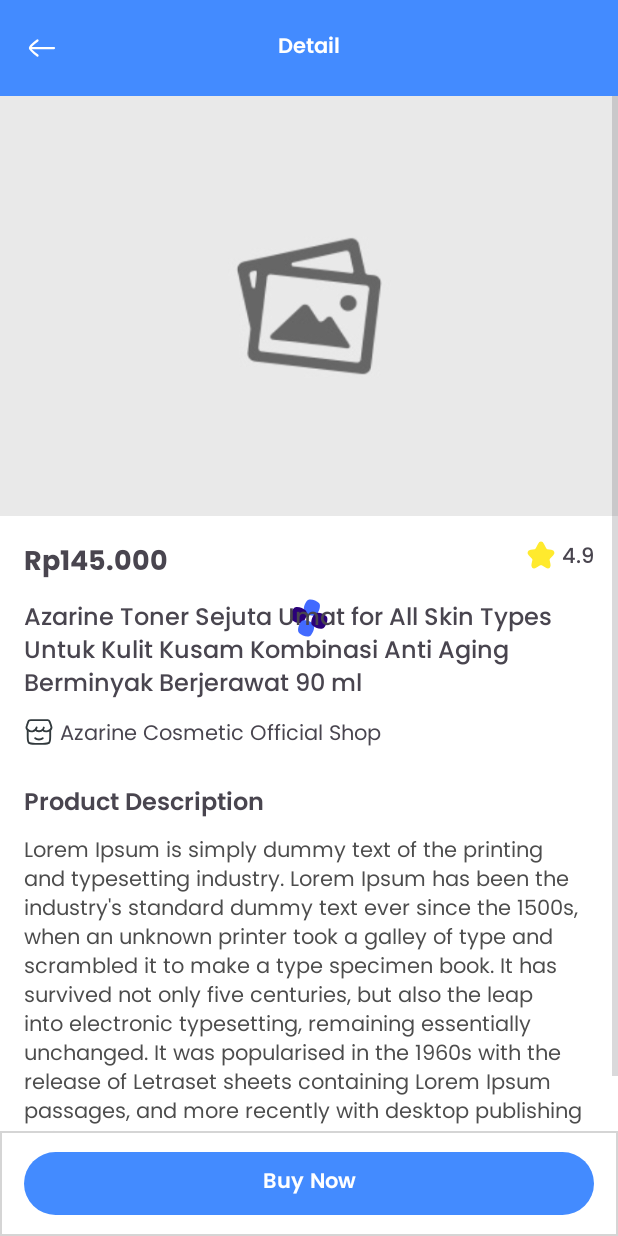
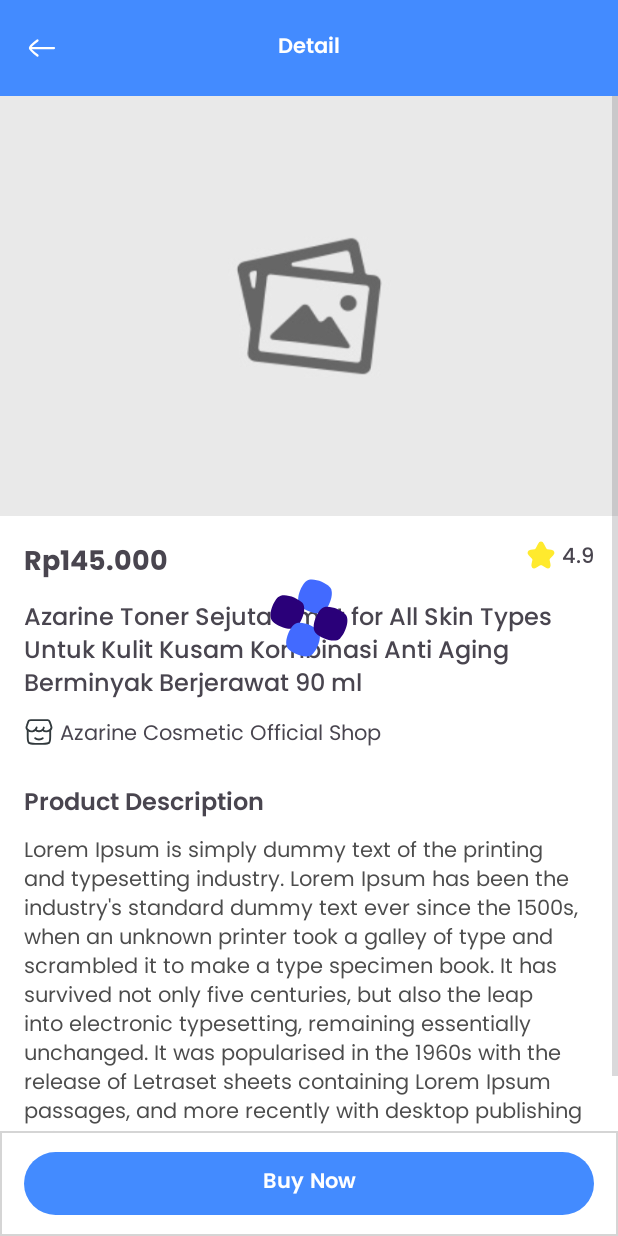
Before and after one commit to DermaSeer/DermaSeer-app, an Android app: the layout fragment_product_detail.xml on its own in the app's theme, with its tools: preview values and no code run, on a phone screen of 412 x 824 dp. Run offline under Robolectric (Android 15) with nearby library versions, the phone set to English and light mode, and no system bars.

Commit message:
add consistensy loading animation

```diff
--- a/app/src/main/res/layout/fragment_product_detail.xml
+++ b/app/src/main/res/layout/fragment_product_detail.xml
@@ -10,8 +10,8 @@
 
     <com.airbnb.lottie.LottieAnimationView
         android:id="@+id/progressBar"
-        android:layout_width="48dp"
-        android:layout_height="48dp"
+        android:layout_width="100dp"
+        android:layout_height="100dp"
         app:lottie_rawRes="@raw/animation1"
         app:layout_constraintStart_toStartOf="parent"
         app:layout_constraintEnd_toEndOf="parent"
@@ -19,7 +19,8 @@
         app:layout_constraintBottom_toBottomOf="parent"
         android:visibility="visible"
         app:lottie_autoPlay="true"
-        app:lottie_loop="true" />
+        app:lottie_loop="true"
+        android:elevation="10dp"/>
 
     <com.google.android.material.appbar.AppBarLayout
         android:id="@+id/appBarLayout"
--- a/app/src/main/res/layout/fragment_product_detail_recomendation.xml
+++ b/app/src/main/res/layout/fragment_product_detail_recomendation.xml
@@ -9,8 +9,8 @@
 
     <com.airbnb.lottie.LottieAnimationView
         android:id="@+id/progressBar"
-        android:layout_width="48dp"
-        android:layout_height="48dp"
+        android:layout_width="100dp"
+        android:layout_height="100dp"
         app:lottie_rawRes="@raw/animation1"
         app:layout_constraintStart_toStartOf="parent"
         app:layout_constraintEnd_toEndOf="parent"
```
